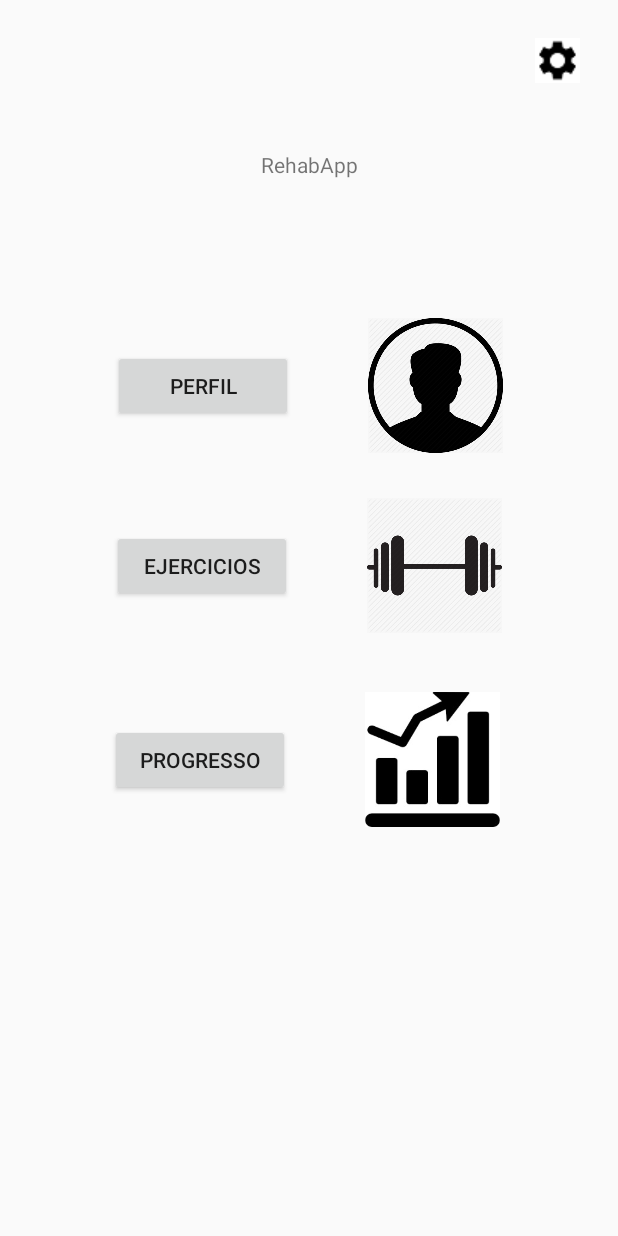
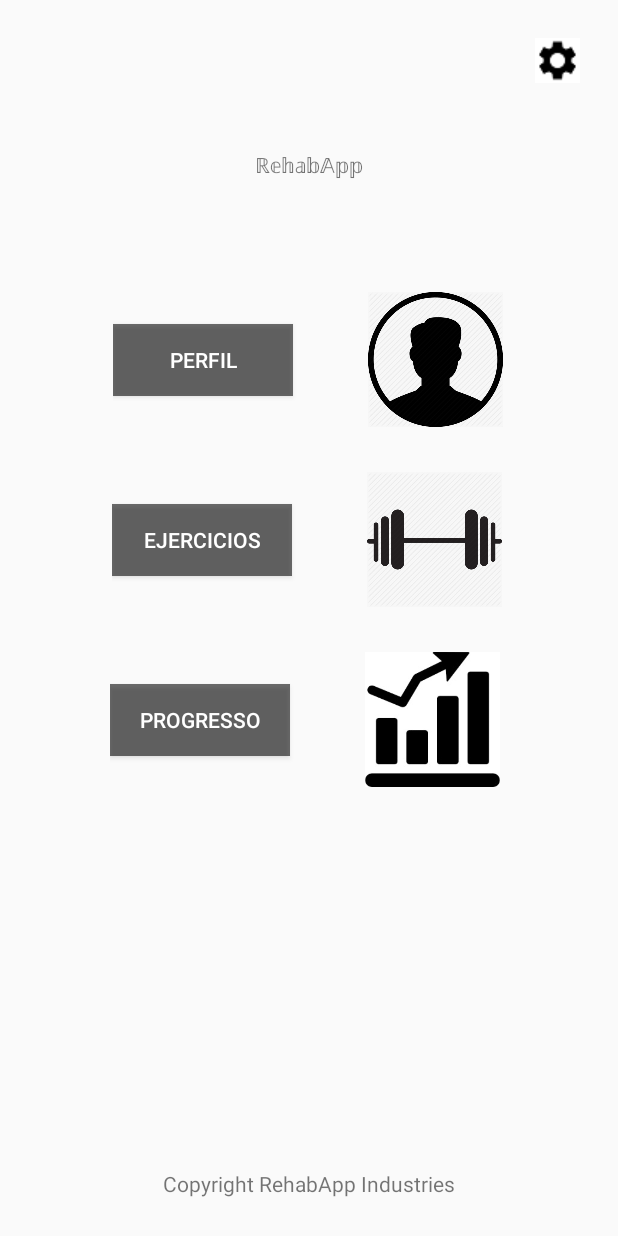
Before and after one commit to DarkDhz/RehabApp, an Android app: the screen it shows after launch (MainActivity), on a phone screen of 412 x 824 dp. Run offline under Robolectric (Android 15) with nearby library versions, the phone set to English and light mode, and no system bars.

Commit message:
A-13-Making view more Beautiful

```diff
--- a/app/src/main/java/dev/virtualplanet/rehabapp/view/MainActivity.kt
+++ b/app/src/main/java/dev/virtualplanet/rehabapp/view/MainActivity.kt
@@ -11,7 +11,6 @@ class MainActivity : AppCompatActivity() {
     override fun onCreate(savedInstanceState: Bundle?) {
         super.onCreate(savedInstanceState)
         setContentView(R.layout.activity_main)
-
         //CHECK IF USER IS LOGED IF NOT requiereLogin()
     }
 
@@ -40,4 +39,5 @@ class MainActivity : AppCompatActivity() {
         val intent = Intent(this, SettingsActivity::class.java)
         startActivity(intent)
     }
+
 }
--- a/app/src/main/res/layout-v23/activity_main.xml
+++ b/app/src/main/res/layout-v23/activity_main.xml
@@ -25,12 +25,12 @@
         android:layout_width="wrap_content"
         android:layout_height="wrap_content"
         android:layout_marginStart="50dp"
-        android:layout_marginTop="212dp"
+        android:layout_marginTop="75dp"
         android:layout_marginEnd="50dp"
         app:layout_constraintEnd_toEndOf="parent"
         app:layout_constraintHorizontal_bias="0.484"
         app:layout_constraintStart_toStartOf="parent"
-        app:layout_constraintTop_toTopOf="parent">
+        app:layout_constraintTop_toBottomOf="@+id/main_app_title">
 
 
         <ImageView
@@ -51,8 +51,10 @@
             android:layout_height="wrap_content"
             android:layout_marginTop="15dp"
             android:layout_marginBottom="15dp"
+            android:background="@color/common_google_signin_btn_text_light_default"
             android:onClick="goToProfileActivity"
             android:text="@string/main_profile_button"
+            android:textColor="@color/common_google_signin_btn_text_dark"
             app:layout_constraintBottom_toBottomOf="parent"
             app:layout_constraintStart_toStartOf="parent"
             app:layout_constraintTop_toTopOf="parent" />
@@ -92,6 +94,8 @@
             android:layout_marginBottom="15dp"
             android:onClick="goToExercicesActivity"
             android:text="@string/main_exercices_button"
+            android:background="@color/common_google_signin_btn_text_light_default"
+            android:textColor="@color/common_google_signin_btn_text_dark"
             app:layout_constraintBottom_toBottomOf="parent"
             app:layout_constraintStart_toStartOf="parent"
             app:layout_constraintTop_toTopOf="parent" />
@@ -106,12 +110,10 @@
         android:layout_marginStart="50dp"
         android:layout_marginTop="30dp"
         android:layout_marginEnd="50dp"
-        app:layout_constraintBottom_toBottomOf="parent"
         app:layout_constraintEnd_toEndOf="parent"
         app:layout_constraintHorizontal_bias="0.448"
         app:layout_constraintStart_toStartOf="parent"
-        app:layout_constraintTop_toBottomOf="@+id/exercice_layout"
-        app:layout_constraintVertical_bias="0.034">
+        app:layout_constraintTop_toBottomOf="@+id/exercice_layout">
 
         <ImageView
             android:layout_width="90dp"
@@ -130,10 +132,13 @@
 
             android:layout_marginTop="15dp"
             android:layout_marginBottom="15dp"
+            android:background="@color/common_google_signin_btn_text_light_default"
             android:onClick="goToProgressActivity"
             android:text="@string/main_progress_button"
+            android:textColor="@color/common_google_signin_btn_text_dark"
             app:layout_constraintBottom_toBottomOf="parent"
             app:layout_constraintStart_toStartOf="parent"
+
             app:layout_constraintTop_toTopOf="parent" />
 
     </androidx.constraintlayout.widget.ConstraintLayout>
@@ -149,5 +154,16 @@
         app:layout_constraintEnd_toEndOf="parent"
         app:layout_constraintTop_toTopOf="parent" />
 
+    <TextView
+        android:id="@+id/main_copyright_textView"
+        android:layout_width="wrap_content"
+        android:layout_height="wrap_content"
+        android:layout_marginStart="105dp"
+        android:layout_marginEnd="105dp"
+        android:layout_marginBottom="25dp"
+        android:text="@string/main_copy"
+        app:layout_constraintBottom_toBottomOf="parent"
+        app:layout_constraintEnd_toEndOf="parent"
+        app:layout_constraintStart_toStartOf="parent" />
 
 </androidx.constraintlayout.widget.ConstraintLayout>
--- a/app/src/main/res/layout/activity_main.xml
+++ b/app/src/main/res/layout/activity_main.xml
@@ -25,12 +25,12 @@
         android:layout_width="wrap_content"
         android:layout_height="wrap_content"
         android:layout_marginStart="50dp"
-        android:layout_marginTop="212dp"
+        android:layout_marginTop="75dp"
         android:layout_marginEnd="50dp"
         app:layout_constraintEnd_toEndOf="parent"
         app:layout_constraintHorizontal_bias="0.484"
         app:layout_constraintStart_toStartOf="parent"
-        app:layout_constraintTop_toTopOf="parent">
+        app:layout_constraintTop_toBottomOf="@+id/main_app_title">
 
 
         <ImageView
@@ -51,8 +51,10 @@
             android:layout_height="wrap_content"
             android:layout_marginTop="15dp"
             android:layout_marginBottom="15dp"
+            android:background="@color/common_google_signin_btn_text_light_default"
             android:onClick="goToProfileActivity"
             android:text="@string/main_profile_button"
+            android:textColor="@color/common_google_signin_btn_text_dark"
             app:layout_constraintBottom_toBottomOf="parent"
             app:layout_constraintStart_toStartOf="parent"
             app:layout_constraintTop_toTopOf="parent" />
@@ -92,6 +94,8 @@
             android:layout_marginBottom="15dp"
             android:onClick="goToExercicesActivity"
             android:text="@string/main_exercices_button"
+            android:background="@color/common_google_signin_btn_text_light_default"
+            android:textColor="@color/common_google_signin_btn_text_dark"
             app:layout_constraintBottom_toBottomOf="parent"
             app:layout_constraintStart_toStartOf="parent"
             app:layout_constraintTop_toTopOf="parent" />
@@ -106,12 +110,10 @@
         android:layout_marginStart="50dp"
         android:layout_marginTop="30dp"
         android:layout_marginEnd="50dp"
-        app:layout_constraintBottom_toBottomOf="parent"
         app:layout_constraintEnd_toEndOf="parent"
         app:layout_constraintHorizontal_bias="0.448"
         app:layout_constraintStart_toStartOf="parent"
-        app:layout_constraintTop_toBottomOf="@+id/exercice_layout"
-        app:layout_constraintVertical_bias="0.034">
+        app:layout_constraintTop_toBottomOf="@+id/exercice_layout">
 
         <ImageView
             android:layout_width="90dp"
@@ -130,10 +132,13 @@
 
             android:layout_marginTop="15dp"
             android:layout_marginBottom="15dp"
+            android:background="@color/common_google_signin_btn_text_light_default"
             android:onClick="goToProgressActivity"
             android:text="@string/main_progress_button"
+            android:textColor="@color/common_google_signin_btn_text_dark"
             app:layout_constraintBottom_toBottomOf="parent"
             app:layout_constraintStart_toStartOf="parent"
+
             app:layout_constraintTop_toTopOf="parent" />
 
     </androidx.constraintlayout.widget.ConstraintLayout>
@@ -149,5 +154,17 @@
         app:layout_constraintEnd_toEndOf="parent"
         app:layout_constraintTop_toTopOf="parent" />
 
+    <TextView
+        android:id="@+id/main_copyright_textView"
+        android:layout_width="wrap_content"
+        android:layout_height="wrap_content"
+        android:layout_marginStart="105dp"
+        android:layout_marginEnd="105dp"
+        android:layout_marginBottom="25dp"
+        android:text="@string/main_copy"
+        app:layout_constraintBottom_toBottomOf="parent"
+        app:layout_constraintEnd_toEndOf="parent"
+        app:layout_constraintStart_toStartOf="parent" />
+
 
 </androidx.constraintlayout.widget.ConstraintLayout>
--- a/app/src/main/res/values/strings.xml
+++ b/app/src/main/res/values/strings.xml
@@ -1,6 +1,6 @@
 <resources>
     <string name="app_name">RehabApp</string>
-    <string name="main_title_button">RehabApp</string>
+    <string name="main_title_button">ℝ𝕖𝕙𝕒𝕓𝔸𝕡𝕡</string>
     <string name="main_profile_button">Perfil</string>
     <string name="main_exercices_button">Ejercicios</string>
     <string name="main_progress_button">Progresso</string>
@@ -26,4 +26,8 @@
     <string name="stt_sound_title">Sonido</string>
     <string name="stt_sound_value">ON</string>
     <string name="progress_main_title">PROGRESSO</string>
+    <string name="age_unit">años</string>
+    <string name="height_units">cm</string>
+    <string name="weight_units">kg</string>
+    <string name="main_copy">Copyright RehabApp Industries</string>
 </resources>
```
Also changed, not shown: app/src/main/java/dev/virtualplanet/rehabapp/view/SettingsActivity.kt (+4 -4 lines), app/src/main/res/layout/activity_edit_profile.xml (+30 -5 lines), app/src/main/res/layout/activity_profile.xml (+21 -0 lines).
